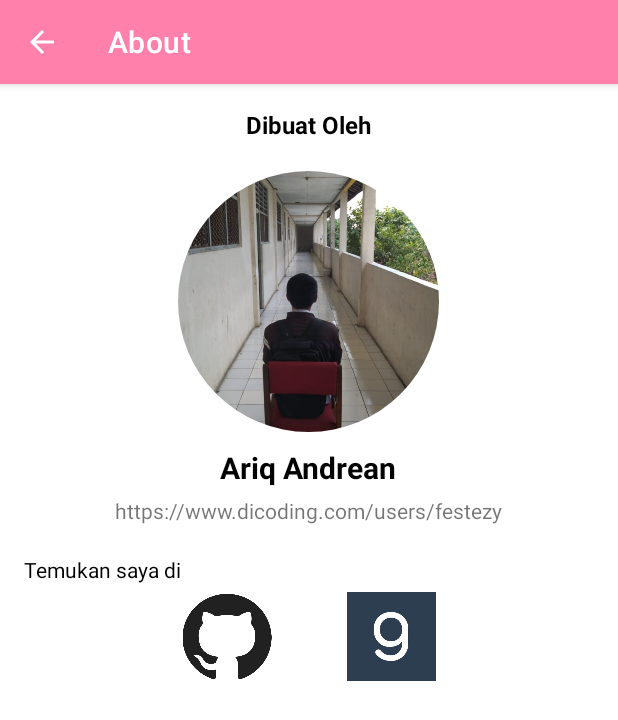
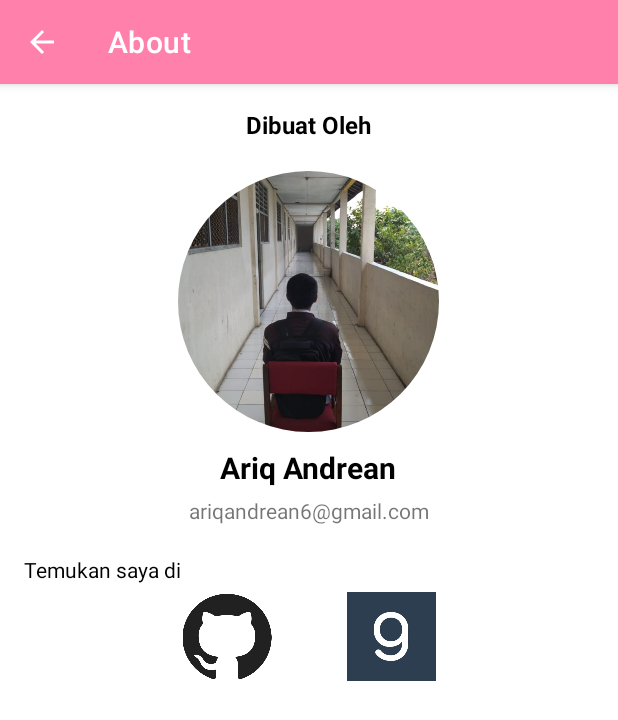
Before and after one commit to Festezy/AndroidKotlin-VtuberIDList, an Android app: the ProfileActivity screen opened directly, with no data from a screen before it, on a phone screen of 412 x 824 dp. Shown: the top 720 px of the screen. Run offline under Robolectric (Android 15) with nearby library versions, the phone set to English and light mode, and no system bars; our stand-ins replace CircleImageView.

Commit message:
add email in profile activity_profile.xml

```diff
--- a/app/src/main/res/values/strings.xml
+++ b/app/src/main/res/values/strings.xml
@@ -16,7 +16,7 @@
 
     <string name="profile_menu">profile</string>
     <string name="ariq_andrean_profile">Ariq Andrean</string>
-    <string name="link_akundicoding_profile">https://www.dicoding.com/users/festezy</string>
+    <string name="link_akundicoding_profile">ariqandrean6@gmail.com</string>
     <string name="keterangan_profile">Hallo, Nama Saya Ariq Andrean. untuk menyelesaikan Tugas dicoding</string>
     <string name="social_media_profile">Temukan saya di</string>
     <string name="dibuat_oleh_profile">Dibuat Oleh</string>
```
